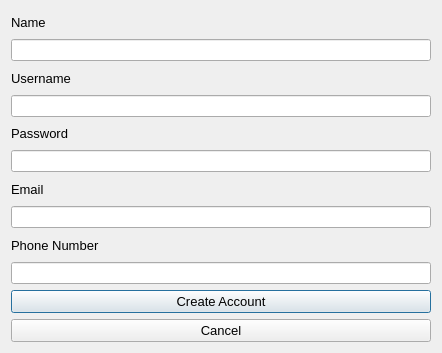
First picture: the form in createaccountwindow.ui, repository AP-projects-4001/-, before the edit.
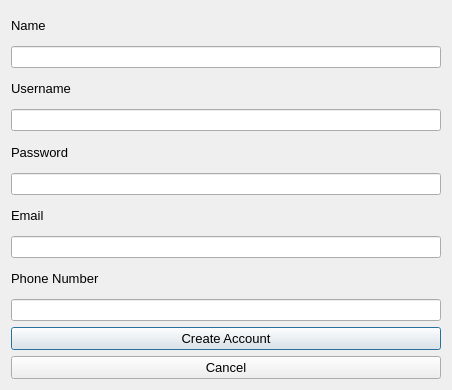
Second picture: the form after the edit.

Patch:
```diff
--- a/createaccountwindow.ui
+++ b/createaccountwindow.ui
@@ -6,8 +6,8 @@
    <rect>
     <x>0</x>
     <y>0</y>
-    <width>442</width>
-    <height>353</height>
+    <width>452</width>
+    <height>390</height>
    </rect>
   </property>
   <property name="windowTitle">
```
